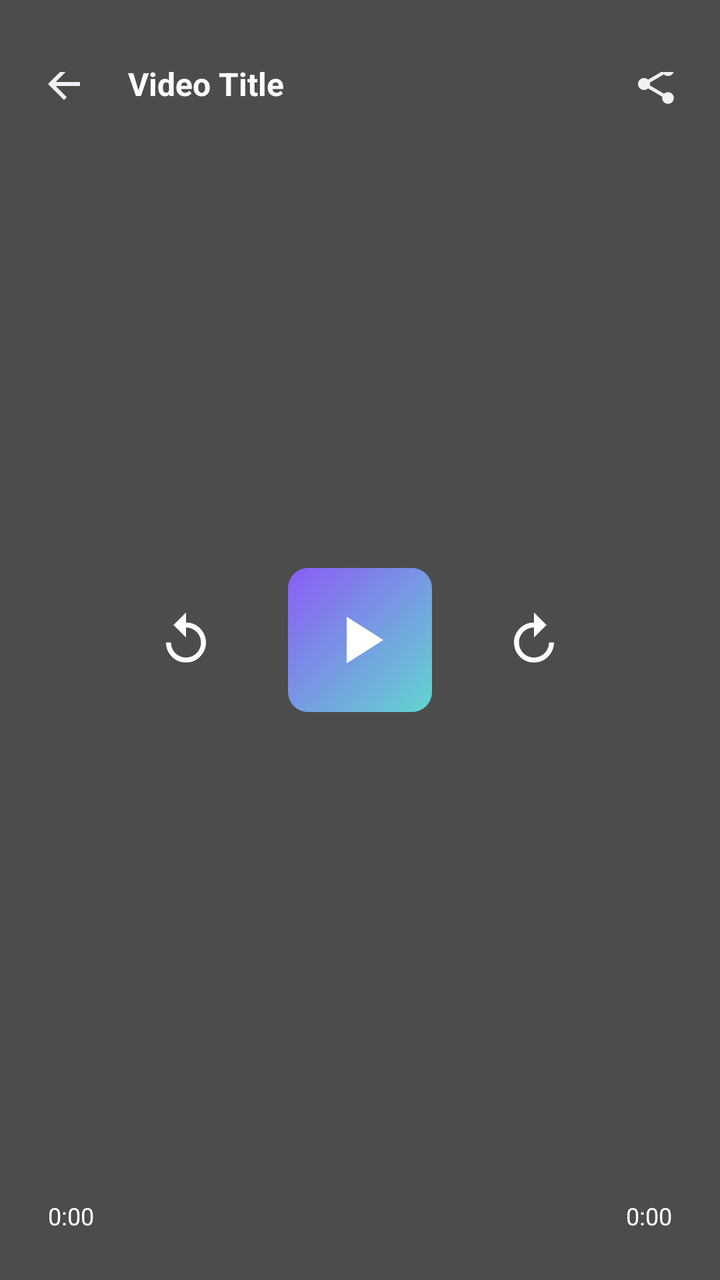
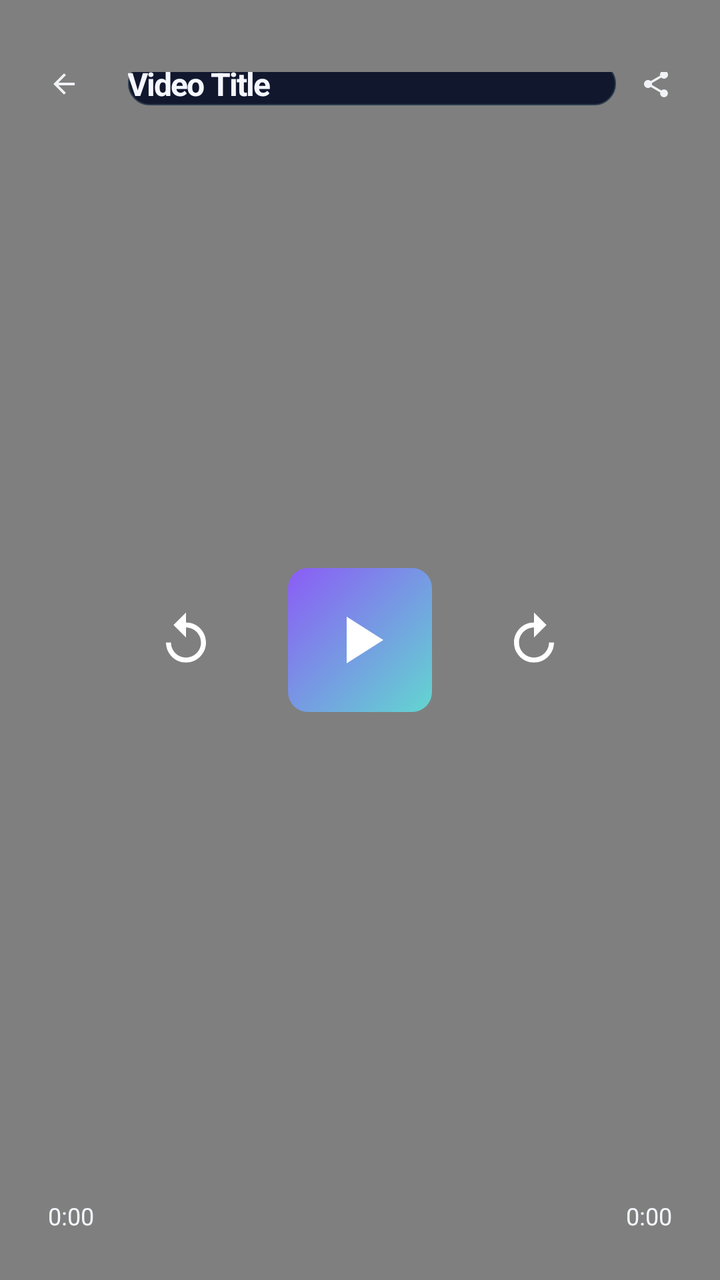

Two renders of the same Android screen: before a commit and after it. Below are the layout's source before the change and the commit's diff.
<!-- AndroidManifest.xml: application theme Theme.ArtrawFiles -->
<!-- res/layout/activity_video_player.xml -->
<?xml version="1.0" encoding="utf-8"?>
<FrameLayout xmlns:android="http://schemas.android.com/apk/res/android"
    android:id="@+id/rootVideoPlayer"
    android:layout_width="match_parent"
    android:layout_height="match_parent"
    android:background="#000000">

    
    <VideoView
        android:id="@+id/videoView"
        android:layout_width="match_parent"
        android:layout_height="match_parent"
        android:layout_gravity="center" />

    
    <RelativeLayout
        android:id="@+id/layoutVideoControls"
        android:layout_width="match_parent"
        android:layout_height="match_parent"
        android:background="#66000000">

        
        <RelativeLayout
            android:id="@+id/headerVideo"
            android:layout_width="match_parent"
            android:layout_height="wrap_content"
            android:minHeight="56dp"
            android:paddingStart="12dp"
            android:paddingEnd="12dp"
            android:paddingTop="36dp"
            android:paddingBottom="8dp"
            android:layout_alignParentTop="true">

            <ImageView
                android:id="@+id/btnBackVideo"
                android:layout_width="40dp"
                android:layout_height="40dp"
                android:layout_alignParentStart="true"
                android:layout_centerVertical="true"
                android:background="?android:attr/selectableItemBackgroundBorderless"
                android:padding="8dp"
                android:src="@drawable/ic_arrow_back"
                android:contentDescription="@string/content_back" />

            <TextView
                android:id="@+id/tvVideoTitle"
                android:layout_width="wrap_content"
                android:layout_height="wrap_content"
                android:layout_centerVertical="true"
                android:layout_marginStart="12dp"
                android:layout_toEndOf="@id/btnBackVideo"
                android:layout_toStartOf="@id/btnShareVideo"
                android:text="Video Title"
                android:textColor="@android:color/white"
                android:textSize="16sp"
                android:textStyle="bold"
                android:singleLine="true"
                android:ellipsize="end" />

            <ImageView
                android:id="@+id/btnShareVideo"
                android:layout_width="40dp"
                android:layout_height="40dp"
                android:layout_alignParentEnd="true"
                android:layout_centerVertical="true"
                android:background="?android:attr/selectableItemBackgroundBorderless"
                android:padding="8dp"
                android:src="@drawable/ic_share"
                android:contentDescription="@string/content_share" />
        </RelativeLayout>

        
        <LinearLayout
            android:layout_width="wrap_content"
            android:layout_height="wrap_content"
            android:layout_centerInParent="true"
            android:gravity="center"
            android:orientation="horizontal">

            <ImageView
                android:id="@+id/btnReplay10Video"
                android:layout_width="54dp"
                android:layout_height="54dp"
                android:layout_marginEnd="24dp"
                android:background="?android:attr/selectableItemBackgroundBorderless"
                android:padding="12dp"
                android:src="@drawable/ic_replay_10"
                android:contentDescription="@string/content_refresh" />

            <FrameLayout
                android:id="@+id/btnPlayPauseVideo"
                android:layout_width="72dp"
                android:layout_height="72dp"
                android:background="@drawable/bg_aurora_button_primary">

                <ImageView
                    android:id="@+id/imgPlayPauseVideo"
                    android:layout_width="40dp"
                    android:layout_height="40dp"
                    android:layout_gravity="center"
                    android:src="@drawable/ic_play"
                    android:contentDescription="@string/content_play_pause" />
            </FrameLayout>

            <ImageView
                android:id="@+id/btnForward10Video"
                android:layout_width="54dp"
                android:layout_height="54dp"
                android:layout_marginStart="24dp"
                android:background="?android:attr/selectableItemBackgroundBorderless"
                android:padding="12dp"
                android:src="@drawable/ic_forward_10"
                android:contentDescription="@string/content_forward_10" />
        </LinearLayout>

        
        <LinearLayout
            android:id="@+id/bottomVideoBar"
            android:layout_width="match_parent"
            android:layout_height="wrap_content"
            android:orientation="vertical"
            android:layout_alignParentBottom="true"
            android:paddingStart="16dp"
            android:paddingEnd="16dp"
            android:paddingBottom="24dp">

            <SeekBar
                android:id="@+id/seekBarVideo"
                android:layout_width="match_parent"
                android:layout_height="wrap_content"
                android:progressBackgroundTint="#88FFFFFF"
                android:progressTint="@color/artraw_crimson"
                android:thumbTint="@color/artraw_crimson_accent" />

            <RelativeLayout
                android:layout_width="match_parent"
                android:layout_height="wrap_content"
                android:layout_marginTop="2dp"
                android:paddingStart="8dp"
                android:paddingEnd="8dp">

                <TextView
                    android:id="@+id/tvVideoCurrentTime"
                    android:layout_width="wrap_content"
                    android:layout_height="wrap_content"
                    android:layout_alignParentStart="true"
                    android:text="0:00"
                    android:textColor="@android:color/white"
                    android:textSize="12sp" />

                <TextView
                    android:id="@+id/tvVideoTotalTime"
                    android:layout_width="wrap_content"
                    android:layout_height="wrap_content"
                    android:layout_alignParentEnd="true"
                    android:text="0:00"
                    android:textColor="@android:color/white"
                    android:textSize="12sp" />
            </RelativeLayout>
        </LinearLayout>
    </RelativeLayout>
</FrameLayout>
<!-- resources referenced by this layout -->
<resources>
  <color name="artraw_crimson">#E53935</color>
  <color name="artraw_crimson_accent">#FF5252</color>
  <!-- drawable bg_aurora_button_primary (drawable) -->
  <?xml version="1.0" encoding="utf-8"?>
  <shape xmlns:android="http://schemas.android.com/apk/res/android"
      android:shape="rectangle">
      
      <gradient
          android:type="linear"
          android:startColor="@color/aurora_primary"
          android:endColor="@color/aurora_secondary"
          android:angle="135" />
      <corners android:radius="10dp" />
  </shape>
  <!-- drawable ic_arrow_back (drawable) -->
  <vector xmlns:android="http://schemas.android.com/apk/res/android"
      android:width="24dp"
      android:height="24dp"
      android:viewportWidth="24"
      android:viewportHeight="24">
      <path
          android:fillColor="#F0F2F5"
          android:pathData="M20,11H7.83l5.59,-5.59L12,4l-8,8 8,8 1.41,-1.41L7.83,13H20v-2z"/>
  </vector>
  <!-- drawable ic_forward_10 (drawable) -->
  <vector xmlns:android="http://schemas.android.com/apk/res/android"
      android:width="24dp"
      android:height="24dp"
      android:viewportWidth="24"
      android:viewportHeight="24">
      <path
          android:fillColor="@android:color/white"
          android:pathData="M18,13c0,3.31 -2.69,6 -6,6s-6,-2.69 -6,-6 2.69,-6 6,-6v4l5,-5 -5,-5v4c-4.42,0 -8,3.58 -8,8s3.58,8 8,8 8,-3.58 8,-8h-2z"/>
  </vector>
  <!-- drawable ic_play (drawable) -->
  <vector xmlns:android="http://schemas.android.com/apk/res/android"
      android:width="24dp"
      android:height="24dp"
      android:viewportWidth="24"
      android:viewportHeight="24">
      <path
          android:fillColor="@android:color/white"
          android:pathData="M8,5v14l11,-7z"/>
  </vector>
  <!-- drawable ic_replay_10 (drawable) -->
  <vector xmlns:android="http://schemas.android.com/apk/res/android"
      android:width="24dp"
      android:height="24dp"
      android:viewportWidth="24"
      android:viewportHeight="24">
      <path
          android:fillColor="@android:color/white"
          android:pathData="M12,5V1L7,6l5,5V7c3.31,0 6,2.69 6,6s-2.69,6 -6,6 -6,-2.69 -6,-6H4c0,4.42 3.58,8 8,8s8,-3.58 8,-8 -3.58,-8 -8,-8z"/>
  </vector>
  <string name="content_back">Back</string>
  <string name="content_forward_10">Forward 10s</string>
  <string name="content_play_pause">Play/Pause</string>
  <string name="content_refresh">Refresh</string>
  <string name="content_share">Share</string>
  <color name="aurora_primary">#62D6D0</color>
  <color name="aurora_secondary">#8B5CF6</color>
  <color name="aurora_background_deep">#080B14</color>
  <!-- unchanged entries left out for length: 2 -->
</resources>

<!-- the commit's change to res/layout/activity_video_player.xml (unified diff, before → after) -->
@@ -17,7 +17,7 @@
         android:id="@+id/layoutVideoControls"
         android:layout_width="match_parent"
         android:layout_height="match_parent"
-        android:background="#66000000">
+        android:background="@color/aurora_overlay_scrim">
 
         
         <RelativeLayout
@@ -38,7 +38,7 @@
                 android:layout_alignParentStart="true"
                 android:layout_centerVertical="true"
                 android:background="?android:attr/selectableItemBackgroundBorderless"
-                android:padding="8dp"
+                android:padding="12dp"
                 android:src="@drawable/ic_arrow_back"
                 android:contentDescription="@string/content_back" />
 
@@ -51,9 +51,9 @@
                 android:layout_toEndOf="@id/btnBackVideo"
                 android:layout_toStartOf="@id/btnShareVideo"
                 android:text="Video Title"
-                android:textColor="@android:color/white"
-                android:textSize="16sp"
                 android:textStyle="bold"
+                android:textColor="@color/aurora_text_primary"
+                style="@style/Widget.ArtrawFiles.Text.Title"
                 android:singleLine="true"
                 android:ellipsize="end" />
 
@@ -64,7 +64,7 @@
                 android:layout_alignParentEnd="true"
                 android:layout_centerVertical="true"
                 android:background="?android:attr/selectableItemBackgroundBorderless"
-                android:padding="8dp"
+                android:padding="12dp"
                 android:src="@drawable/ic_share"
                 android:contentDescription="@string/content_share" />
         </RelativeLayout>
@@ -128,9 +128,9 @@
                 android:id="@+id/seekBarVideo"
                 android:layout_width="match_parent"
                 android:layout_height="wrap_content"
-                android:progressBackgroundTint="#88FFFFFF"
-                android:progressTint="@color/artraw_crimson"
-                android:thumbTint="@color/artraw_crimson_accent" />
+                android:progressBackgroundTint="@color/aurora_text_secondary"
+                android:progressTint="@color/aurora_primary"
+                android:thumbTint="@color/aurora_primary" />
 
             <RelativeLayout
                 android:layout_width="match_parent"
@@ -145,7 +145,7 @@
                     android:layout_height="wrap_content"
                     android:layout_alignParentStart="true"
                     android:text="0:00"
-                    android:textColor="@android:color/white"
+                    android:textColor="@color/aurora_text_primary"
                     android:textSize="12sp" />
 
                 <TextView
@@ -154,7 +154,7 @@
                     android:layout_height="wrap_content"
                     android:layout_alignParentEnd="true"
                     android:text="0:00"
-                    android:textColor="@android:color/white"
+                    android:textColor="@color/aurora_text_primary"
                     android:textSize="12sp" />
             </RelativeLayout>
         </LinearLayout>
<!-- resource entries referenced after the edit -->
@@ -1,7 +1,6 @@
 <!-- resources referenced by this layout -->
 <resources>
-  <color name="artraw_crimson">#E53935</color>
-  <color name="artraw_crimson_accent">#FF5252</color>
+  <color name="aurora_overlay_scrim">#00000080</color>
   <!-- drawable bg_aurora_button_primary (drawable) -->
   <?xml version="1.0" encoding="utf-8"?>
   <shape xmlns:android="http://schemas.android.com/apk/res/android"
@@ -59,9 +58,29 @@
   <string name="content_play_pause">Play/Pause</string>
   <string name="content_refresh">Refresh</string>
   <string name="content_share">Share</string>
+  <style name="Widget.ArtrawFiles.Text.Title" parent="Widget.ArtrawFiles.Text.Display">
+          <item name="android:textSize">16sp</item>
+          <item name="android:textStyle">bold</item>
+          <item name="android:lineHeight">24sp</item>
+      </style>
   <color name="aurora_primary">#62D6D0</color>
+  <color name="aurora_text_primary">#F5F7FF</color>
+  <color name="aurora_text_secondary">#A3ACC0</color>
   <color name="aurora_secondary">#8B5CF6</color>
+  <style name="Widget.ArtrawFiles.Text.Display" parent="Widget.ArtrawFiles.Text">
+          <item name="android:textSize">24sp</item>
+          <item name="android:textStyle">bold</item>
+          <item name="android:lineHeight">32sp</item>
+          <item name="android:letterSpacing">-0.04</item>
+      </style>
   <color name="aurora_background_deep">#080B14</color>
+  <style name="Widget.ArtrawFiles.Text">
+          <item name="android:textColor">@color/aurora_text_primary</item>
+          <item name="android:textSize">14sp</item>
+          <item name="android:textStyle">normal</item>
+          <item name="android:fontFamily">sans-serif</item>
+          <item name="android:lineHeight">21sp</item>
+      </style>
   <!-- unchanged entries left out for length: 2 -->
 </resources>
 
